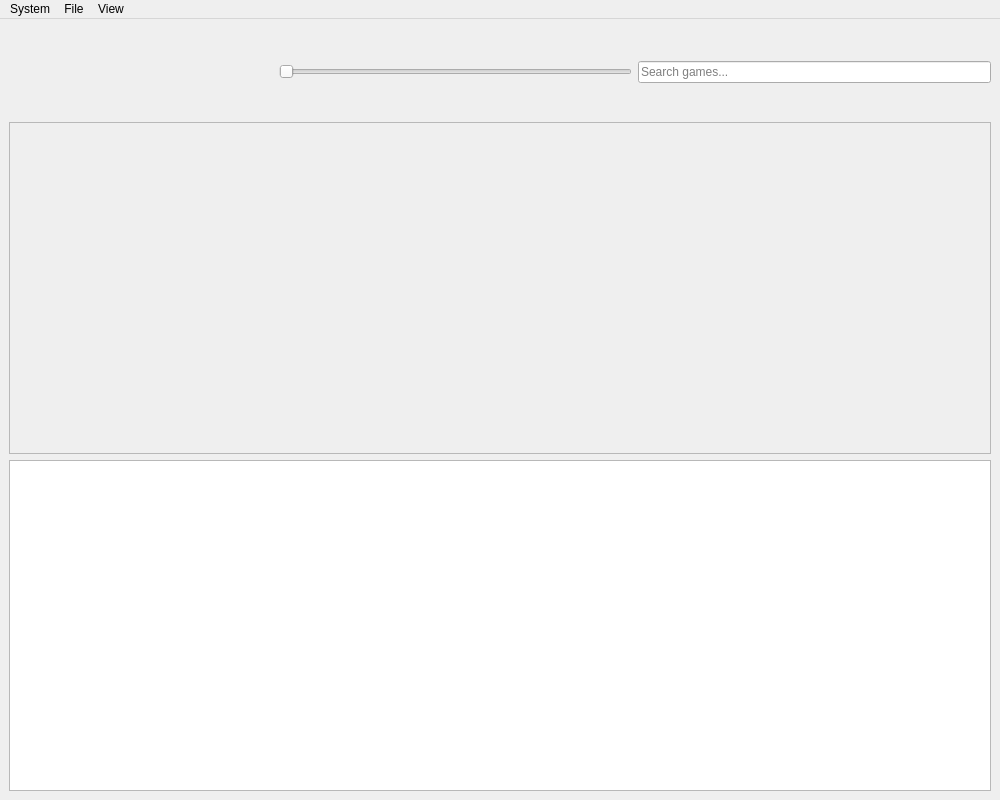
The window that src/UI/MainWindow.ui (TheHalfrican/PerchQt) describes before a commit, drawn with Qt 5.
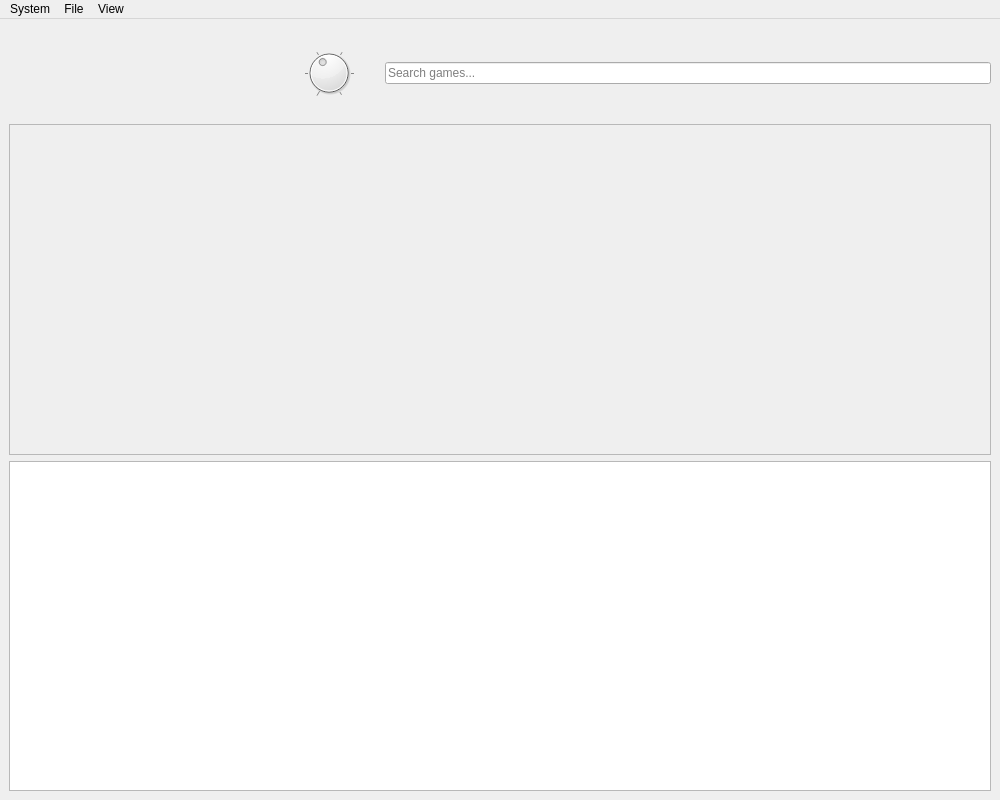
The same window after the commit. Icons and pictures are not drawn.

Commit message: Fixed the grid row size on grid size change

Diff of the .ui file:
```diff
--- a/src/UI/MainWindow.ui
+++ b/src/UI/MainWindow.ui
@@ -238,9 +238,18 @@
        </widget>
       </item>
       <item>
-       <widget class="QSlider" name="slider">
-        <property name="orientation">
-         <enum>Qt::Orientation::Horizontal</enum>
+       <widget class="QDial" name="gridSizeDial">
+        <property name="minimum">
+         <number>1</number>
+        </property>
+        <property name="maximum">
+         <number>6</number>
+        </property>
+        <property name="value">
+         <number>3</number>
+        </property>
+        <property name="notchesVisible">
+         <bool>true</bool>
         </property>
        </widget>
       </item>
```
The commit also changes 5 other files.
